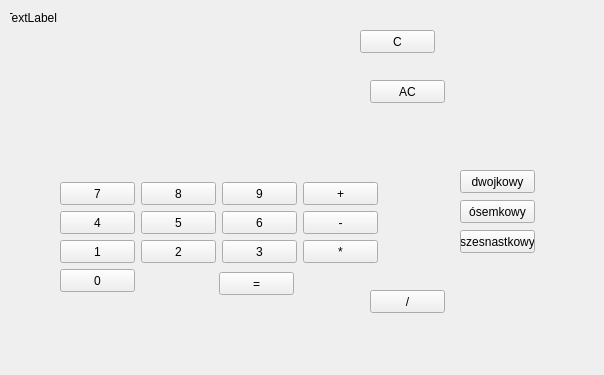
Qt form calculatorinterface.ui (rekombinator/kalkulator_naukowy) before a commit.
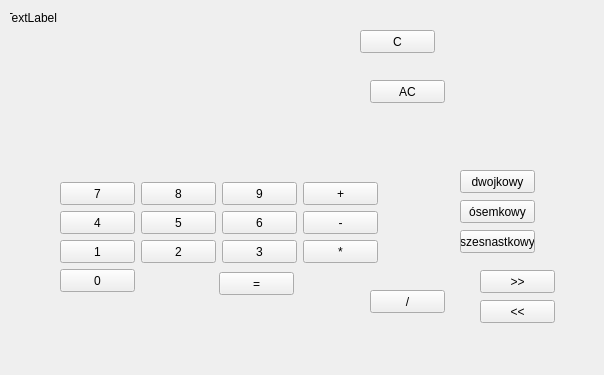
The same form after that commit.

Patch:
```diff
--- a/calculatorinterface.ui
+++ b/calculatorinterface.ui
@@ -289,6 +289,32 @@
     <string>szesnastkowy</string>
    </property>
   </widget>
+  <widget class="QPushButton" name="button_prawo">
+   <property name="geometry">
+    <rect>
+     <x>480</x>
+     <y>270</y>
+     <width>75</width>
+     <height>23</height>
+    </rect>
+   </property>
+   <property name="text">
+    <string>&gt;&gt;</string>
+   </property>
+  </widget>
+  <widget class="QPushButton" name="button_lewo">
+   <property name="geometry">
+    <rect>
+     <x>480</x>
+     <y>300</y>
+     <width>75</width>
+     <height>23</height>
+    </rect>
+   </property>
+   <property name="text">
+    <string>&lt;&lt;</string>
+   </property>
+  </widget>
  </widget>
  <layoutdefault spacing="6" margin="11"/>
  <resources/>
```
